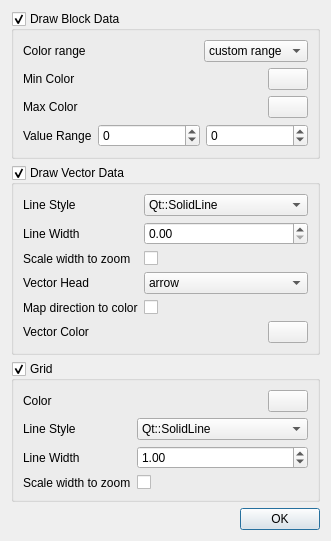
Before: the Qt Designer form ui/statisticsstylecontrol.ui in IENT/YUView, drawn with Qt 5.
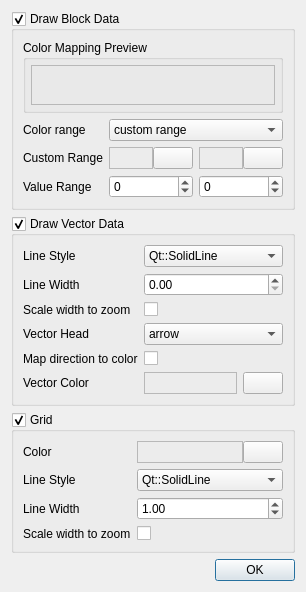
After: the same form once the commit is applied. Custom widgets are drawn as their Qt base class.

Commit message: Statistics dialog fixes. Next: Check vector data and implement combo mode (data and vector).

Diff of the .ui file:
```diff
--- a/ui/statisticsstylecontrol.ui
+++ b/ui/statisticsstylecontrol.ui
@@ -6,8 +6,8 @@
    <rect>
     <x>0</x>
     <y>0</y>
-    <width>303</width>
-    <height>507</height>
+    <width>288</width>
+    <height>549</height>
    </rect>
   </property>
   <property name="sizePolicy">
@@ -25,7 +25,7 @@
   <property name="windowTitle">
    <string>Dialog</string>
   </property>
-  <layout class="QVBoxLayout" name="verticalLayout_2">
+  <layout class="QVBoxLayout" name="verticalLayout_2" stretch="1,0,0,0">
    <item>
     <widget class="QGroupBox" name="groupBoxBlockData">
      <property name="title">
@@ -34,19 +34,9 @@
      <property name="checkable">
       <bool>true</bool>
      </property>
-     <layout class="QGridLayout" name="gridLayout_3">
+     <layout class="QGridLayout" name="gridLayout_3" columnstretch="0,1">
       <item row="1" column="1">
-       <layout class="QHBoxLayout" name="horizontalLayout_4" stretch="1,0">
-        <item>
-         <widget class="showColorWidget" name="widgetDataColor" native="true">
-          <property name="minimumSize">
-           <size>
-            <width>100</width>
-            <height>20</height>
-           </size>
-          </property>
-         </widget>
-        </item>
+       <layout class="QHBoxLayout" name="horizontalLayout_4" stretch="0">
         <item>
          <widget class="QComboBox" name="comboBoxDataColorMap">
           <item>
@@ -165,22 +155,8 @@
         </property>
        </widget>
       </item>
-      <item row="4" column="0">
-       <widget class="QLabel" name="labelValueRange">
-        <property name="text">
-         <string>Value Range</string>
-        </property>
-       </widget>
-      </item>
-      <item row="2" column="0">
-       <widget class="QLabel" name="labelMinColor">
-        <property name="text">
-         <string>Min Color</string>
-        </property>
-       </widget>
-      </item>
-      <item row="4" column="1">
-       <layout class="QHBoxLayout" name="horizontalLayout_2">
+      <item row="3" column="1">
+       <layout class="QHBoxLayout" name="horizontalLayoutValueRange">
         <item>
          <widget class="QSpinBox" name="spinBoxRangeMin">
           <property name="minimum">
@@ -204,40 +180,111 @@
        </layout>
       </item>
       <item row="3" column="0">
-       <widget class="QLabel" name="labelMaxColor">
+       <widget class="QLabel" name="labelValueRange">
         <property name="text">
-         <string>Max Color</string>
+         <string>Value Range</string>
         </property>
        </widget>
       </item>
       <item row="2" column="1">
-       <layout class="QHBoxLayout" name="horizontalLayout_5" stretch="1,0">
+       <layout class="QHBoxLayout" name="customColorRangeHLayout">
+        <property name="spacing">
+         <number>6</number>
+        </property>
         <item>
-         <widget class="showColorWidget" name="widgetMinColor" native="true"/>
-        </item>
-        <item>
-         <widget class="QPushButton" name="pushButtonEditMinColor">
-          <property name="text">
-           <string/>
+         <layout class="QHBoxLayout" name="customColorRangeHSubLayout1" stretch="1,0">
+          <property name="spacing">
+           <number>0</number>
           </property>
-         </widget>
+          <item>
+           <widget class="showColorWidget" name="frameMinColor">
+            <property name="frameShape">
+             <enum>QFrame::StyledPanel</enum>
+            </property>
+            <property name="frameShadow">
+             <enum>QFrame::Plain</enum>
+            </property>
+           </widget>
+          </item>
+          <item>
+           <widget class="QPushButton" name="pushButtonEditMinColor">
+            <property name="text">
+             <string/>
+            </property>
+           </widget>
+          </item>
+         </layout>
         </item>
-       </layout>
-      </item>
-      <item row="3" column="1">
-       <layout class="QHBoxLayout" name="horizontalLayout_6" stretch="1,0">
         <item>
-         <widget class="showColorWidget" name="widgetMaxColor" native="true"/>
-        </item>
-        <item>
-         <widget class="QPushButton" name="pushButtonEditMaxColor">
-          <property name="text">
-           <string/>
+         <layout class="QHBoxLayout" name="customColorRangeHSubLayout2" stretch="1,0">
+          <property name="spacing">
+           <number>0</number>
           </property>
-         </widget>
+          <item>
+           <widget class="showColorWidget" name="frameMaxColor">
+            <property name="frameShape">
+             <enum>QFrame::StyledPanel</enum>
+            </property>
+            <property name="frameShadow">
+             <enum>QFrame::Plain</enum>
+            </property>
+           </widget>
+          </item>
+          <item>
+           <widget class="QPushButton" name="pushButtonEditMaxColor">
+            <property name="text">
+             <string/>
+            </property>
+           </widget>
+          </item>
+         </layout>
         </item>
        </layout>
       </item>
+      <item row="2" column="0">
+       <widget class="QLabel" name="labelColorRange_2">
+        <property name="text">
+         <string>Custom Range</string>
+        </property>
+       </widget>
+      </item>
+      <item row="0" column="0" colspan="2">
+       <widget class="QGroupBox" name="groupBox">
+        <property name="title">
+         <string>Color Mapping Preview</string>
+        </property>
+        <layout class="QVBoxLayout" name="verticalLayout" stretch="0">
+         <property name="leftMargin">
+          <number>5</number>
+         </property>
+         <property name="topMargin">
+          <number>5</number>
+         </property>
+         <property name="rightMargin">
+          <number>5</number>
+         </property>
+         <property name="bottomMargin">
+          <number>5</number>
+         </property>
+         <item>
+          <widget class="showColorWidget" name="frameDataColor">
+           <property name="minimumSize">
+            <size>
+             <width>0</width>
+             <height>40</height>
+            </size>
+           </property>
+           <property name="frameShape">
+            <enum>QFrame::StyledPanel</enum>
+           </property>
+           <property name="frameShadow">
+            <enum>QFrame::Raised</enum>
+           </property>
+          </widget>
+         </item>
+        </layout>
+       </widget>
+      </item>
      </layout>
     </widget>
    </item>
@@ -346,7 +393,14 @@
       <item row="5" column="1">
        <layout class="QHBoxLayout" name="horizontalLayout_3" stretch="1,0">
         <item>
-         <widget class="showColorWidget" name="colorWidgetVectorColor" native="true"/>
+         <widget class="showColorWidget" name="colorFrameVectorColor">
+          <property name="frameShape">
+           <enum>QFrame::StyledPanel</enum>
+          </property>
+          <property name="frameShadow">
+           <enum>QFrame::Plain</enum>
+          </property>
+         </widget>
         </item>
         <item>
          <widget class="QPushButton" name="pushButtonEditVectorColor">
@@ -383,13 +437,39 @@
       <bool>true</bool>
      </property>
      <layout class="QGridLayout" name="gridLayout_4">
-      <item row="2" column="1">
-       <widget class="QDoubleSpinBox" name="doubleSpinBoxGridLineWidth">
-        <property name="minimum">
-         <double>0.010000000000000</double>
-        </property>
-        <property name="value">
-         <double>1.000000000000000</double>
+      <item row="1" column="1">
+       <widget class="QComboBox" name="comboBoxGridLineStyle">
+        <item>
+         <property name="text">
+          <string>Qt::SolidLine</string>
+         </property>
+        </item>
+        <item>
+         <property name="text">
+          <string>Qt::DashLine</string>
+         </property>
+        </item>
+        <item>
+         <property name="text">
+          <string>Qt::DotLine</string>
+         </property>
+        </item>
+        <item>
+         <property name="text">
+          <string>Qt::DashDotLine</string>
+         </property>
+        </item>
+        <item>
+         <property name="text">
+          <string>Qt::DashDotDotLine</string>
+         </property>
+        </item>
+       </widget>
+      </item>
+      <item row="3" column="1">
+       <widget class="QCheckBox" name="checkBoxGridScaleToZoom">
+        <property name="text">
+         <string/>
         </property>
        </widget>
       </item>
@@ -400,35 +480,18 @@
         </property>
        </widget>
       </item>
-      <item row="1" column="0">
-       <widget class="QLabel" name="labelGridLineStyle">
-        <property name="minimumSize">
-         <size>
-          <width>0</width>
-          <height>0</height>
-         </size>
-        </property>
-        <property name="text">
-         <string>Line Style</string>
-        </property>
-       </widget>
-      </item>
-      <item row="2" column="0">
-       <widget class="QLabel" name="labelGridLineWidth">
-        <property name="text">
-         <string>Line Width</string>
-        </property>
-       </widget>
-      </item>
       <item row="0" column="1">
        <layout class="QHBoxLayout" name="horizontalLayout" stretch="1,0">
+        <property name="spacing">
+         <number>0</number>
+        </property>
         <item>
-         <widget class="showColorWidget" name="widgetGridColor" native="true">
-          <property name="minimumSize">
-           <size>
-            <width>100</width>
-            <height>20</height>
-           </size>
+         <widget class="showColorWidget" name="frameGridColor">
+          <property name="frameShape">
+           <enum>QFrame::StyledPanel</enum>
+          </property>
+          <property name="frameShadow">
+           <enum>QFrame::Plain</enum>
           </property>
          </widget>
         </item>
@@ -441,6 +504,13 @@
         </item>
        </layout>
       </item>
+      <item row="2" column="0">
+       <widget class="QLabel" name="labelGridLineWidth">
+        <property name="text">
+         <string>Line Width</string>
+        </property>
+       </widget>
+      </item>
       <item row="0" column="0">
        <widget class="QLabel" name="labelGridColor">
         <property name="minimumSize">
@@ -454,40 +524,27 @@
         </property>
        </widget>
       </item>
-      <item row="3" column="1">
-       <widget class="QCheckBox" name="checkBoxGridScaleToZoom">
+      <item row="1" column="0">
+       <widget class="QLabel" name="labelGridLineStyle">
+        <property name="minimumSize">
+         <size>
+          <width>0</width>
+          <height>0</height>
+         </size>
+        </property>
         <property name="text">
-         <string/>
+         <string>Line Style</string>
         </property>
        </widget>
       </item>
-      <item row="1" column="1">
-       <widget class="QComboBox" name="comboBoxGridLineStyle">
-        <item>
-         <property name="text">
-          <string>Qt::SolidLine</string>
-         </property>
-        </item>
-        <item>
-         <property name="text">
-          <string>Qt::DashLine</string>
-         </property>
-        </item>
-        <item>
-         <property name="text">
-          <string>Qt::DotLine</string>
-         </property>
-        </item>
-        <item>
-         <property name="text">
-          <string>Qt::DashDotLine</string>
-         </property>
-        </item>
-        <item>
-         <property name="text">
-          <string>Qt::DashDotDotLine</string>
-         </property>
-        </item>
+      <item row="2" column="1">
+       <widget class="QDoubleSpinBox" name="doubleSpinBoxGridLineWidth">
+        <property name="minimum">
+         <double>0.010000000000000</double>
+        </property>
+        <property name="value">
+         <double>1.000000000000000</double>
+        </property>
        </widget>
       </item>
      </layout>
@@ -508,7 +565,7 @@
  <customwidgets>
   <customwidget>
    <class>showColorWidget</class>
-   <extends>QWidget</extends>
+   <extends>QFrame</extends>
    <header>statisticsstylecontrol.h</header>
    <container>1</container>
   </customwidget>
```
The commit also changes 3 other files.
